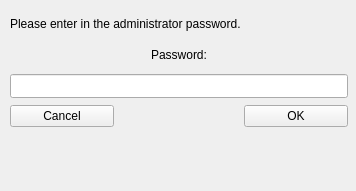
Old version of the form src/form/adminlogin.ui in the repository dank-devz/effective-octo-meme.
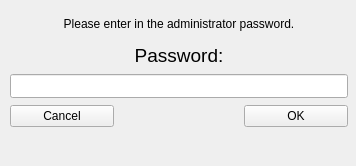
New version of the form.

Commit message: add error handling to custom trip planner and admin login window

Diff of the .ui file:
```diff
--- a/src/form/adminlogin.ui
+++ b/src/form/adminlogin.ui
@@ -7,7 +7,7 @@
     <x>0</x>
     <y>0</y>
     <width>356</width>
-    <height>191</height>
+    <height>166</height>
    </rect>
   </property>
   <property name="windowTitle">
@@ -37,6 +37,9 @@
       <property name="text">
        <string>Please enter in the administrator password.</string>
       </property>
+      <property name="alignment">
+       <set>Qt::AlignCenter</set>
+      </property>
      </widget>
     </item>
     <item>
@@ -47,6 +50,11 @@
         <height>24</height>
        </size>
       </property>
+      <property name="font">
+       <font>
+        <pointsize>14</pointsize>
+       </font>
+      </property>
       <property name="text">
        <string>Password:</string>
       </property>
```
The commit also changes 3 other files.
